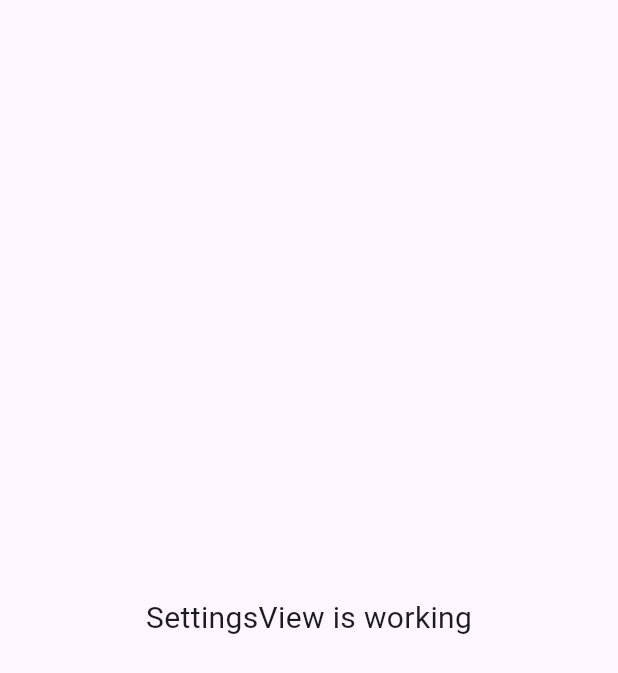
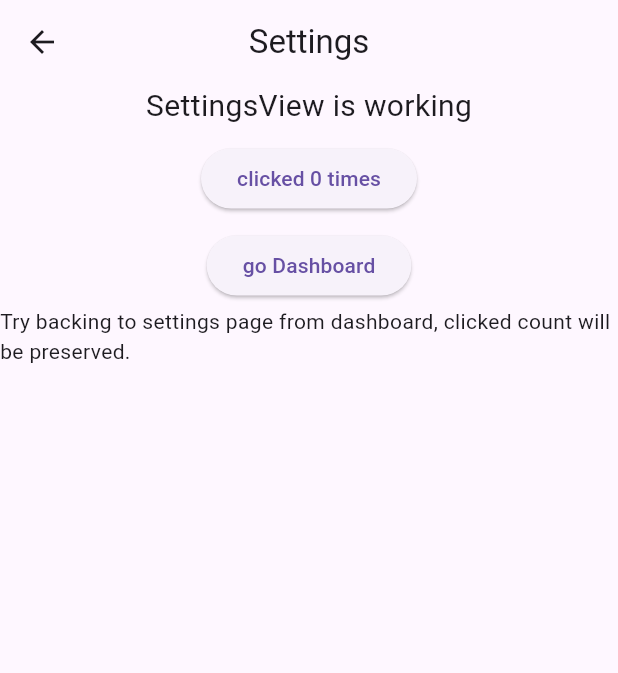
Before and after one commit to hightman/getx5-example_nav2, a Flutter app: the SettingsView screen opened by its route, on a phone screen of 412 x 824 dp. Shown: the top 673 px of the screen. Run offline on Flutter 3.47's test engine with Material 3 defaults, Android fonts, the phone set to English and light mode, and no system bars; our stand-ins replace get.

```diff
--- a/lib/app/modules/dashboard/controllers/dashboard_controller.dart
+++ b/lib/app/modules/dashboard/controllers/dashboard_controller.dart
@@ -4,6 +4,7 @@ import 'package:get/get.dart';
 
 class DashboardController extends GetxController {
   final now = DateTime.now().obs;
+  final sec = 0.obs;
   @override
   void onReady() {
     super.onReady();
@@ -11,6 +12,7 @@ class DashboardController extends GetxController {
       const Duration(seconds: 1),
       (timer) {
         now.value = DateTime.now();
+        sec.value++;
       },
     );
   }
--- a/lib/app/modules/dashboard/views/dashboard_view.dart
+++ b/lib/app/modules/dashboard/views/dashboard_view.dart
@@ -18,7 +18,15 @@ class DashboardView extends GetView<DashboardController> {
                 'DashboardView is working',
                 style: TextStyle(fontSize: 20),
               ),
-              Text('Time: ${controller.now.value.toString()}'),
+              Text('Current Time: ${controller.now.value.toString()}'),
+              Text('Page Life: ${controller.sec} seconds'),
+              Container(height: 10),
+              ElevatedButton(
+                onPressed: () {
+                  Get.toNamed('/settings');
+                },
+                child: const Text('go Settings'),
+              ),
             ],
           ),
         ),
--- a/lib/app/modules/product_details/views/product_details_view.dart
+++ b/lib/app/modules/product_details/views/product_details_view.dart
@@ -9,6 +9,10 @@ class ProductDetailsView extends GetWidget<ProductDetailsController> {
   @override
   Widget build(BuildContext context) {
     return Scaffold(
+      appBar: AppBar(
+        title: Text('ProductId: ${controller.productId}'),
+        centerTitle: true,
+      ),
       body: Center(
         child: Column(
           mainAxisSize: MainAxisSize.min,
--- a/lib/app/modules/settings/views/settings_view.dart
+++ b/lib/app/modules/settings/views/settings_view.dart
@@ -8,11 +8,36 @@ class SettingsView extends GetView<SettingsController> {
 
   @override
   Widget build(BuildContext context) {
-    return const Scaffold(
+    return Scaffold(
+      appBar: AppBar(
+        title: const Text('Settings'),
+        centerTitle: true,
+      ),
       body: Center(
-        child: Text(
-          'SettingsView is working',
-          style: TextStyle(fontSize: 20),
+        child: Column(
+          children: [
+            const Text(
+              'SettingsView is working',
+              style: TextStyle(fontSize: 20),
+            ),
+            Container(height: 10),
+            ElevatedButton(
+              onPressed: () {
+                controller.increment();
+              },
+              child: Obx(() => Text('clicked ${controller.count} times')),
+            ),
+            Container(height: 10),
+            ElevatedButton(
+              onPressed: () {
+                Get.toNamed('/home/dashboard');
+              },
+              child: const Text('go Dashboard'),
+            ),
+            Container(height: 3),
+            const Text(
+                'Try backing to settings page from dashboard, clicked count will be preserved.'),
+          ],
         ),
       ),
     );
```
Also changed, not shown: lib/app/modules/home/views/home_view.dart (+35 -0 lines), lib/app/routes/app_pages.dart (+71 -0 lines), lib/main.dart (+31 -2 lines), 1 other file.
